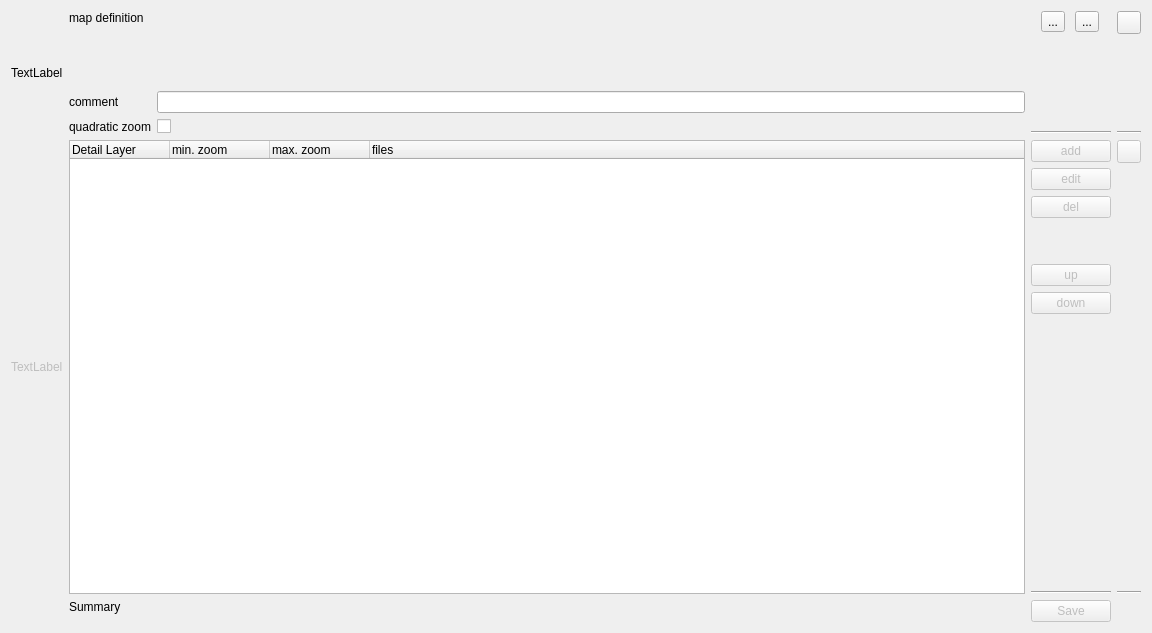
This is src/ICreateMapQMAP.ui in ntruchsess/QLandkarteGT as Qt 5 draws it before an edit. The edited form follows.
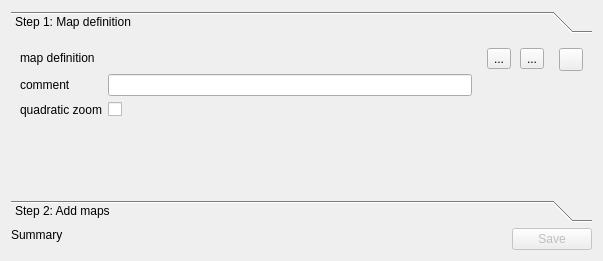
This is the edited form. Custom widgets are drawn as their Qt base class.

Patch:
```diff
--- a/src/ICreateMapQMAP.ui
+++ b/src/ICreateMapQMAP.ui
@@ -6,28 +6,51 @@
    <rect>
     <x>0</x>
     <y>0</y>
-    <width>1152</width>
-    <height>633</height>
+    <width>603</width>
+    <height>261</height>
    </rect>
   </property>
   <property name="windowTitle">
    <string>Form</string>
   </property>
-  <layout class="QGridLayout">
+  <layout class="QGridLayout" name="gridLayout_3">
    <item row="0" column="0">
-    <widget class="QLabel" name="labelStep1">
-     <property name="text">
-      <string>TextLabel</string>
+    <widget class="QToolBox" name="toolBox">
+     <property name="sizePolicy">
+      <sizepolicy hsizetype="Preferred" vsizetype="Preferred">
+       <horstretch>0</horstretch>
+       <verstretch>0</verstretch>
+      </sizepolicy>
      </property>
-     <property name="alignment">
-      <set>Qt::AlignLeading|Qt::AlignLeft|Qt::AlignVCenter</set>
+     <property name="minimumSize">
+      <size>
+       <width>0</width>
+       <height>0</height>
+      </size>
      </property>
-    </widget>
-   </item>
-   <item row="0" column="1">
-    <layout class="QGridLayout">
+     <property name="currentIndex">
+      <number>0</number>
+     </property>
+     <widget class="QWidget" name="page">
+      <property name="geometry">
+       <rect>
+        <x>0</x>
+        <y>0</y>
+        <width>579</width>
+        <height>125</height>
+       </rect>
+      </property>
+      <attribute name="label">
+       <string>Step 1: Map definition</string>
+      </attribute>
+      <layout class="QGridLayout" name="gridLayout">
      <item row="0" column="0">
-      <widget class="QLabel" name="label_2">
+        <layout class="QGridLayout" name="_6">
+         <property name="sizeConstraint">
+          <enum>QLayout::SetMinimumSize</enum>
+         </property>
+         <item row="0" column="0">
+          <widget class="QLabel" name="label_4">
        <property name="sizePolicy">
         <sizepolicy hsizetype="Maximum" vsizetype="Preferred">
          <horstretch>0</horstretch>
@@ -41,42 +64,35 @@
      </item>
      <item row="0" column="1">
       <widget class="QLabel" name="labelCurrentMap">
+           <property name="sizePolicy">
+            <sizepolicy hsizetype="Preferred" vsizetype="Minimum">
+             <horstretch>0</horstretch>
+             <verstretch>0</verstretch>
+            </sizepolicy>
+           </property>
        <property name="text">
         <string/>
        </property>
       </widget>
      </item>
-     <item row="2" column="0">
-      <widget class="QLabel" name="label">
+         <item row="1" column="0">
+          <widget class="QLabel" name="label_6">
        <property name="text">
         <string>comment</string>
        </property>
       </widget>
      </item>
-     <item row="2" column="1">
+         <item row="1" column="1">
       <widget class="QLineEdit" name="lineComment"/>
      </item>
-     <item row="1" column="1">
-      <spacer>
-       <property name="orientation">
-        <enum>Qt::Vertical</enum>
-       </property>
-       <property name="sizeHint" stdset="0">
-        <size>
-         <width>20</width>
-         <height>40</height>
-        </size>
-       </property>
-      </spacer>
-     </item>
-     <item row="3" column="0">
-      <widget class="QLabel" name="label_3">
+         <item row="2" column="0">
+          <widget class="QLabel" name="label_7">
        <property name="text">
         <string>quadratic zoom</string>
        </property>
       </widget>
      </item>
-     <item row="3" column="1">
+         <item row="2" column="1">
       <widget class="QCheckBox" name="checkQuadraticZoom">
        <property name="text">
         <string/>
@@ -85,10 +101,13 @@
      </item>
     </layout>
    </item>
-   <item row="0" column="2">
-    <layout class="QVBoxLayout">
+       <item row="0" column="1">
+        <layout class="QVBoxLayout" name="_7">
+         <property name="sizeConstraint">
+          <enum>QLayout::SetMinimumSize</enum>
+         </property>
      <item>
-      <layout class="QGridLayout">
+          <layout class="QGridLayout" name="_8">
        <property name="spacing">
         <number>0</number>
        </property>
@@ -127,17 +146,13 @@
        </property>
       </spacer>
      </item>
-     <item>
-      <widget class="Line" name="line_3">
-       <property name="orientation">
-        <enum>Qt::Horizontal</enum>
-       </property>
-      </widget>
-     </item>
-    </layout>
-   </item>
-   <item row="0" column="3">
-    <layout class="QVBoxLayout">
+        </layout>
+       </item>
+       <item row="0" column="2">
+        <layout class="QVBoxLayout" name="_9">
+         <property name="sizeConstraint">
+          <enum>QLayout::SetMinimumSize</enum>
+         </property>
      <item>
       <widget class="CHelpButton" name="helpStep1">
        <property name="text">
@@ -146,42 +161,65 @@
       </widget>
      </item>
      <item>
+          <spacer name="verticalSpacer_3">
+           <property name="orientation">
+            <enum>Qt::Vertical</enum>
+           </property>
+           <property name="sizeHint" stdset="0">
+            <size>
+             <width>20</width>
+             <height>40</height>
+            </size>
+           </property>
+          </spacer>
+         </item>
+        </layout>
+       </item>
+       <item row="1" column="0">
       <spacer name="verticalSpacer">
        <property name="orientation">
         <enum>Qt::Vertical</enum>
        </property>
+         <property name="sizeType">
+          <enum>QSizePolicy::MinimumExpanding</enum>
+         </property>
        <property name="sizeHint" stdset="0">
         <size>
          <width>20</width>
-         <height>40</height>
+           <height>7</height>
         </size>
        </property>
       </spacer>
      </item>
-     <item>
-      <widget class="Line" name="line">
-       <property name="orientation">
-        <enum>Qt::Horizontal</enum>
-       </property>
-      </widget>
-     </item>
-    </layout>
-   </item>
-   <item row="1" column="0">
-    <widget class="QLabel" name="labelStep2">
-     <property name="enabled">
-      <bool>false</bool>
-     </property>
-     <property name="text">
-      <string>TextLabel</string>
-     </property>
-     <property name="alignment">
-      <set>Qt::AlignLeading|Qt::AlignLeft|Qt::AlignVCenter</set>
-     </property>
-    </widget>
-   </item>
-   <item row="1" column="1">
+      </layout>
+     </widget>
+     <widget class="QWidget" name="page_2">
+      <property name="geometry">
+       <rect>
+        <x>0</x>
+        <y>0</y>
+        <width>556</width>
+        <height>408</height>
+       </rect>
+      </property>
+      <attribute name="label">
+       <string>Step 2: Add maps</string>
+      </attribute>
+      <layout class="QGridLayout" name="gridLayout_2">
+       <item row="0" column="0">
     <widget class="QTreeWidget" name="treeLevels">
+         <property name="sizePolicy">
+          <sizepolicy hsizetype="Expanding" vsizetype="Minimum">
+           <horstretch>0</horstretch>
+           <verstretch>0</verstretch>
+          </sizepolicy>
+         </property>
+         <property name="minimumSize">
+          <size>
+           <width>0</width>
+           <height>120</height>
+          </size>
+         </property>
      <property name="toolTip">
       <string>&lt;html&gt;&lt;head&gt;&lt;meta name=&quot;qrichtext&quot; content=&quot;1&quot; /&gt;&lt;style type=&quot;text/css&quot;&gt;
 p, li { white-space: pre-wrap; }
@@ -210,8 +248,8 @@
      </column>
     </widget>
    </item>
-   <item row="1" column="2">
-    <layout class="QVBoxLayout">
+       <item row="0" column="1">
+        <layout class="QVBoxLayout" name="_10">
      <item>
       <widget class="QPushButton" name="pushAdd">
        <property name="enabled">
@@ -242,19 +280,6 @@
        </property>
       </widget>
      </item>
-     <item>
-      <spacer>
-       <property name="orientation">
-        <enum>Qt::Vertical</enum>
-       </property>
-       <property name="sizeHint" stdset="0">
-        <size>
-         <width>20</width>
-         <height>40</height>
-        </size>
-       </property>
-      </spacer>
-     </item>
      <item>
       <widget class="QPushButton" name="pushUp">
        <property name="enabled">
@@ -283,22 +308,15 @@
        <property name="sizeHint" stdset="0">
         <size>
          <width>75</width>
-         <height>271</height>
+             <height>6</height>
         </size>
        </property>
       </spacer>
      </item>
-     <item>
-      <widget class="Line" name="line_4">
-       <property name="orientation">
-        <enum>Qt::Horizontal</enum>
-       </property>
-      </widget>
-     </item>
-    </layout>
-   </item>
-   <item row="1" column="3">
-    <layout class="QVBoxLayout">
+        </layout>
+       </item>
+       <item row="0" column="2">
+        <layout class="QVBoxLayout" name="_11">
      <item>
       <widget class="CHelpButton" name="helpStep2">
        <property name="enabled">
@@ -317,21 +335,20 @@
        <property name="sizeHint" stdset="0">
         <size>
          <width>20</width>
-         <height>40</height>
+             <height>6</height>
         </size>
        </property>
       </spacer>
      </item>
+        </layout>
+       </item>
+      </layout>
+     </widget>
+    </widget>
+   </item>
+   <item row="1" column="0">
+    <layout class="QHBoxLayout" name="horizontalLayout">
      <item>
-      <widget class="Line" name="line_2">
-       <property name="orientation">
-        <enum>Qt::Horizontal</enum>
-       </property>
-      </widget>
-     </item>
-    </layout>
-   </item>
-   <item row="2" column="1">
     <layout class="QHBoxLayout">
      <item>
       <widget class="QLabel" name="label_5">
@@ -364,7 +381,20 @@
      </item>
     </layout>
    </item>
-   <item row="2" column="2">
+     <item>
+      <spacer name="horizontalSpacer">
+       <property name="orientation">
+        <enum>Qt::Horizontal</enum>
+       </property>
+       <property name="sizeHint" stdset="0">
+        <size>
+         <width>40</width>
+         <height>20</height>
+        </size>
+       </property>
+      </spacer>
+     </item>
+     <item>
     <widget class="QPushButton" name="pushSave">
      <property name="enabled">
       <bool>false</bool>
@@ -373,6 +403,8 @@
       <string>Save</string>
      </property>
     </widget>
+     </item>
+    </layout>
    </item>
   </layout>
  </widget>
```
Lines whose indentation alone changed are shown as unchanged.
